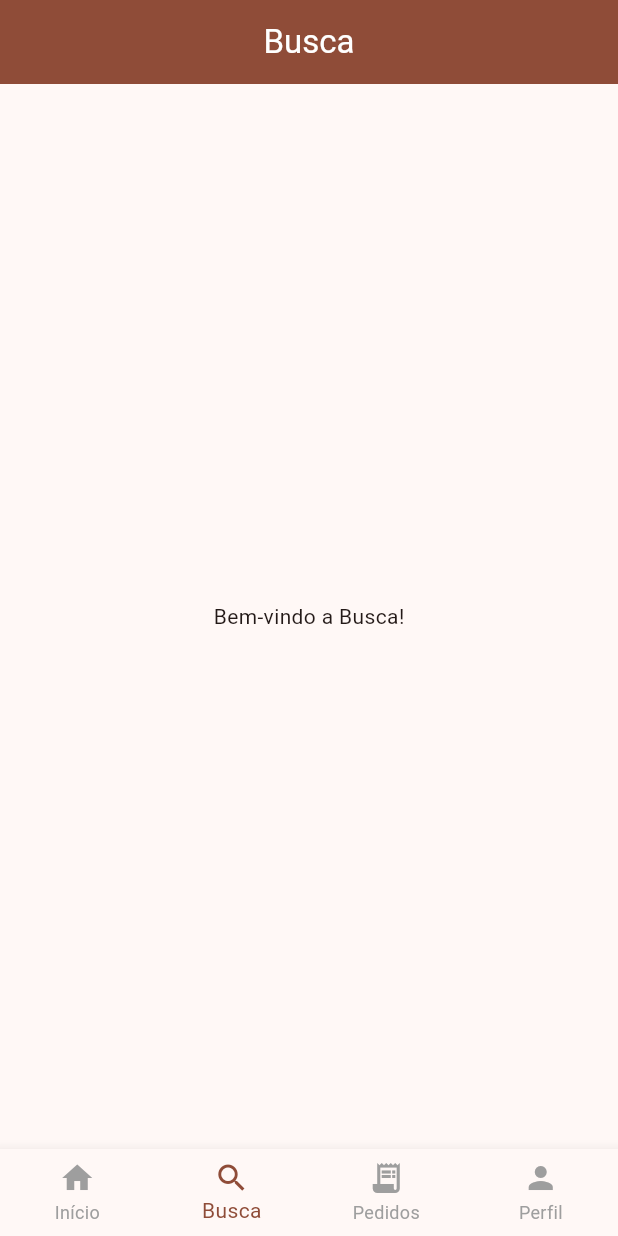
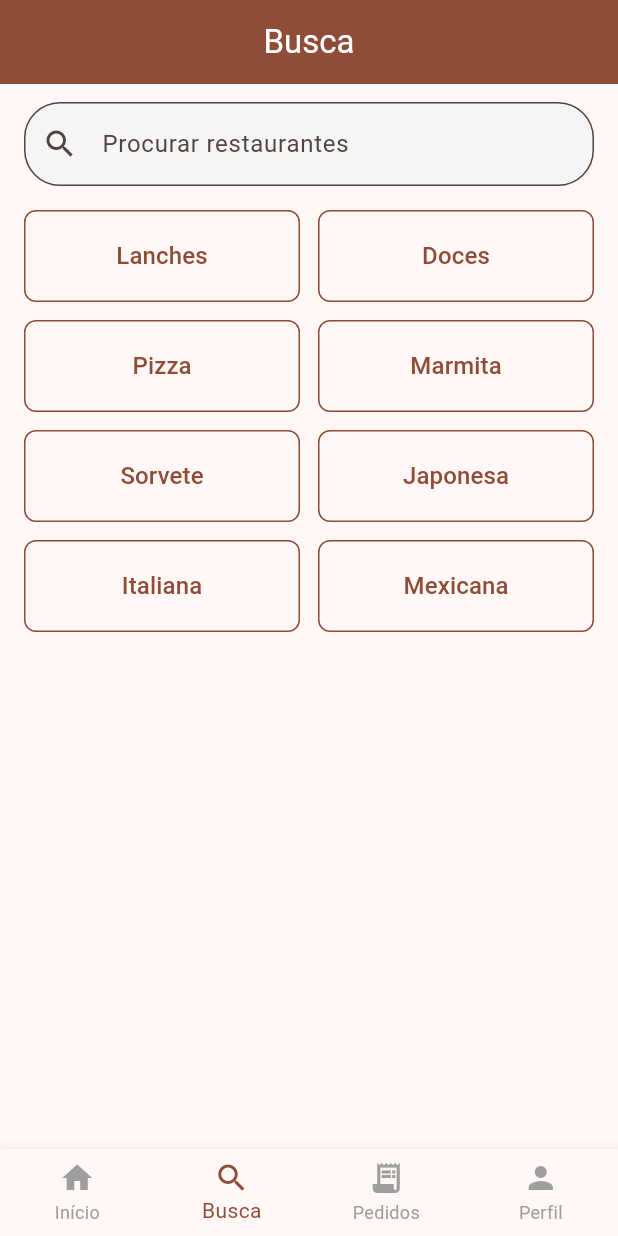
Before and after one commit to DiogoKaster/food-shop, a Flutter app: the SearchScreen screen opened directly, on a phone screen of 412 x 824 dp. Run offline on Flutter 3.47's test engine with Material 3 defaults, Android fonts, the phone set to English and light mode, and no system bars.

Commit message:
telas finais

```diff
--- a/lib/ui/menu/widgets/menu_screen.dart
+++ b/lib/ui/menu/widgets/menu_screen.dart
@@ -1,4 +1,5 @@
 import 'package:flutter/material.dart';
+import 'package:flutter_application_2/ui/cart/widget/cart_screen.dart';
 
 /*class MenuScreen extends StatelessWidget {
   final String restauranteName;
@@ -434,8 +435,9 @@ class MenuScreen extends StatelessWidget {
               width: double.infinity,
               child: ElevatedButton.icon(
                 onPressed: () {
-                  ScaffoldMessenger.of(context).showSnackBar(
-                    const SnackBar(content: Text('Indo para o carrinho...')),
+                  Navigator.push(
+                    context,
+                    MaterialPageRoute(builder: (context) => const CartScreen()),
                   );
                 },
                 icon: const Icon(Icons.shopping_cart),
--- a/lib/ui/search/widget/search_screen.dart
+++ b/lib/ui/search/widget/search_screen.dart
@@ -13,6 +13,17 @@ class SearchScreen extends StatefulWidget {
 
 class _SearchScreenState extends State<SearchScreen> {
   final int _selectedIndex = 1;
+
+  final List<String> categorias = const [
+    'Lanches',
+    'Doces',
+    'Pizza',
+    'Marmita',
+    'Sorvete',
+    'Japonesa',
+    'Italiana',
+    'Mexicana',
+  ];
 
   void _onItemTapped(int index) {
     if (index == _selectedIndex) return;
@@ -45,7 +56,7 @@ class _SearchScreenState extends State<SearchScreen> {
     }
   }
 
-  @override
+  /*@override
   Widget build(BuildContext context) {
     final colorScheme = Theme.of(context).colorScheme;
 
@@ -62,5 +73,74 @@ class _SearchScreenState extends State<SearchScreen> {
         onTap: _onItemTapped,
       ),
     );
+  }*/
+  @override
+  Widget build(BuildContext context) {
+    final colorScheme = Theme.of(context).colorScheme;
+
+    return Scaffold(
+      appBar: AppBar(
+        title: const Text('Busca'),
+        centerTitle: true,
+        backgroundColor: colorScheme.primary,
+        foregroundColor: colorScheme.onPrimary,
+      ),
+      body: Padding(
+        padding: const EdgeInsets.symmetric(horizontal: 16, vertical: 12),
+        child: Column(
+          children: [
+            TextField(
+              decoration: InputDecoration(
+                hintText: 'Procurar restaurantes',
+                prefixIcon: const Icon(Icons.search),
+                border: OutlineInputBorder(
+                  borderRadius: BorderRadius.circular(24),
+                  borderSide: BorderSide(color: Colors.grey.shade300),
+                ),
+                filled: true,
+                fillColor: Colors.grey.shade100,
+              ),
+            ),
+            const SizedBox(height: 16),
+            Expanded(
+              child: GridView.count(
+                crossAxisCount: 2,
+                mainAxisSpacing: 12,
+                crossAxisSpacing: 12,
+                childAspectRatio: 3,
+                children:
+                    categorias.map((categoria) {
+                      return OutlinedButton(
+                        onPressed: () {
+                          ScaffoldMessenger.of(context).showSnackBar(
+                            SnackBar(content: Text('Selecionado: $categoria')),
+                          );
+                        },
+                        style: OutlinedButton.styleFrom(
+                          padding: const EdgeInsets.symmetric(vertical: 16),
+                          shape: RoundedRectangleBorder(
+                            borderRadius: BorderRadius.circular(8),
+                          ),
+                          side: BorderSide(color: colorScheme.primary),
+                        ),
+                        child: Text(
+                          categoria,
+                          style: TextStyle(
+                            fontSize: 16,
+                            color: colorScheme.primary,
+                          ),
+                        ),
+                      );
+                    }).toList(),
+              ),
+            ),
+          ],
+        ),
+      ),
+      bottomNavigationBar: CustomBottomNavBar(
+        currentIndex: _selectedIndex,
+        onTap: _onItemTapped,
+      ),
+    );
   }
 }
```
Also changed, not shown: lib/ui/cart/widget/cart_screen.dart (added, +287 -0 lines).
